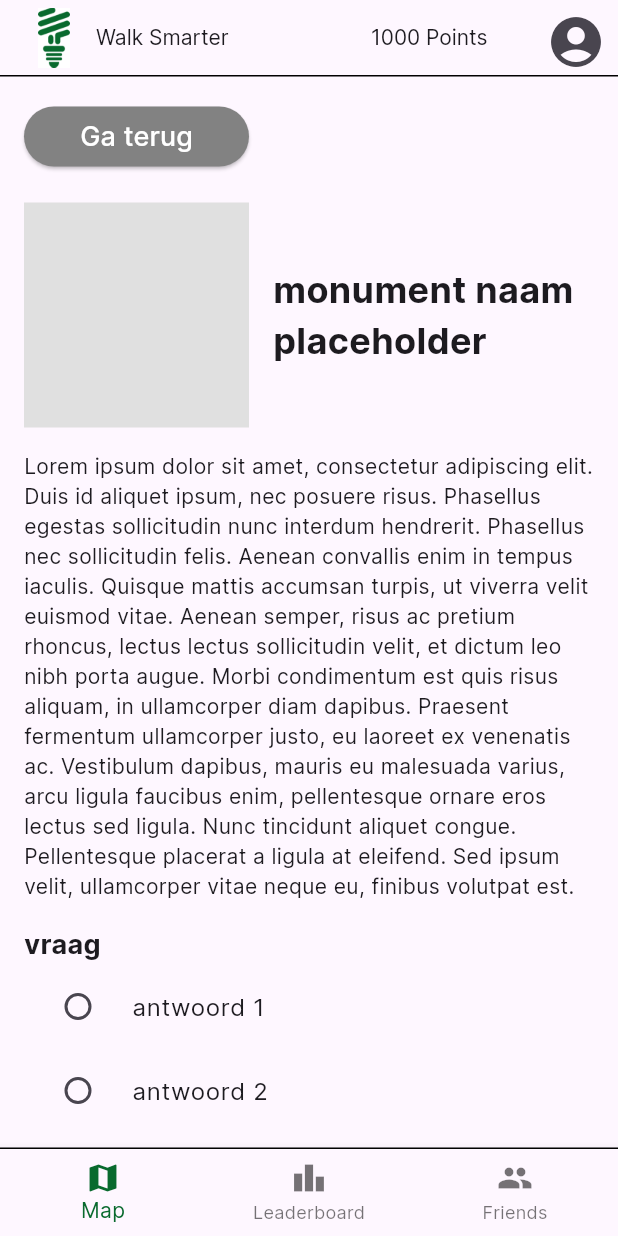
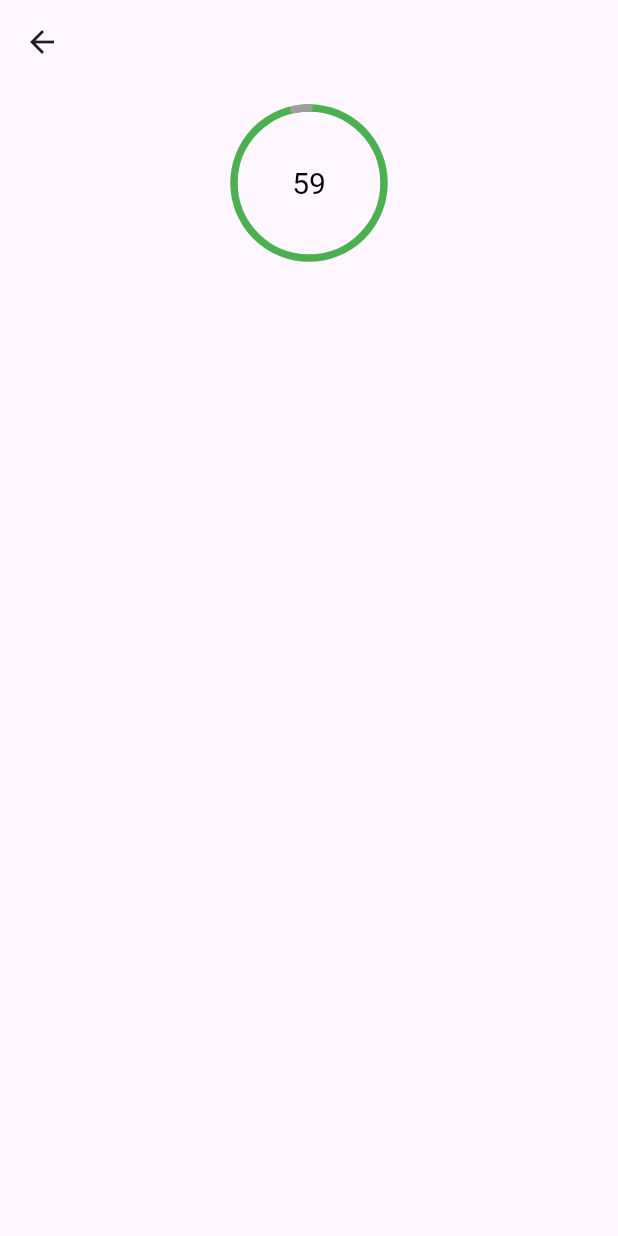
Before and after one commit to NHL-P4-INF1C/WalkSmarter, a Flutter app: the QuestionPage screen opened by its route, on a phone screen of 412 x 824 dp. Run offline on Flutter 3.47's test engine with Material 3 defaults, Android fonts, the phone set to English and light mode, and no system bars; our stand-ins replace pocketbase.

Commit message:
feat: removed old design of the question page and added the timer

```diff
--- a/lib/questionpage.dart
+++ b/lib/questionpage.dart
@@ -1,65 +1,97 @@
 import 'package:flutter/material.dart';
-import 'profilepage.dart';
+import 'dart:math' as math;
+
+class TimerPainter extends CustomPainter {
+  final Animation<double> animation;
+  final Color backgroundColor;
+  final Color color;
+
+  TimerPainter(
+    {
+    required this.animation,
+    required this.backgroundColor,
+    required this.color,
+    }
+  ) : super(repaint: animation);
+
+  @override
+  void paint(Canvas canvas, Size size) {
+    Paint paint = Paint()
+      ..color = backgroundColor
+      ..strokeWidth = 5.0
+      ..strokeCap = StrokeCap.round
+      ..style = PaintingStyle.stroke;
+
+    canvas.drawCircle(size.center(Offset.zero), size.width / 2, paint);
+
+    paint.color = color;
+    double progress = (1.0 - animation.value) * 2 * math.pi;
+    canvas.drawArc(
+      Rect.fromCircle(center: size.center(Offset.zero), radius: size.width / 2),
+      -math.pi / 2,
+      -progress,
+      false,
+      paint,
+    );
+
+    TextPainter textPainter = TextPainter(
+      text: TextSpan(
+        text: '${(animation.value * 60).ceil()}',
+        style: TextStyle(color: Colors.black, fontSize: 20.0),
+      ),
+      textDirection: TextDirection.ltr,
+    );
+    textPainter.layout();
+    textPainter.paint(canvas, Offset(size.width / 2 - textPainter.width / 2, size.height / 2 - textPainter.height / 2));
+  }
+
+  @override
+  bool shouldRepaint(TimerPainter oldDelegate) {
+    return animation.value != oldDelegate.animation.value ||
+        color != oldDelegate.color ||
+        backgroundColor != oldDelegate.backgroundColor;
+  }
+}
 
 class QuestionPage extends StatefulWidget {
   @override
   State<QuestionPage> createState() => _QuestionPageState();
 }
 
-class _QuestionPageState extends State<QuestionPage> {
-  int? _selectedOption;
+class _QuestionPageState extends State<QuestionPage> with SingleTickerProviderStateMixin {
+  late AnimationController _controller;
+  int duration = 60;
+
+  @override
+  void initState() {
+    super.initState();
+    _controller = AnimationController(
+      vsync: this,
+      duration: Duration(seconds: duration),
+    )..addListener(() {
+      setState(() {});
+    });
+
+    _controller.addStatusListener((status) {
+      if (status == AnimationStatus.completed) {
+        // logica mist nog
+      }
+    });
+
+    _controller.reverse(from: 1.0);
+  }
+
+  @override
+  void dispose() {
+    _controller.dispose();
+    super.dispose();
+  }
 
   @override
   Widget build(BuildContext context) {
     return Scaffold(
       appBar: AppBar(
-        automaticallyImplyLeading: false,
-        toolbarHeight: 50,
-        title: Row(
-          crossAxisAlignment: CrossAxisAlignment.center,
-          children: [
-            Image(
-              image: AssetImage('assets/walksmarterlogo.png'),
-              height: 40,
-              width: 40,
-            ),
-            SizedBox(width: 8),
-            Text(
-              'Walk Smarter',
-              style: TextStyle(fontSize: 14),
-            ),
-            Expanded(
-              child: Align(
-                alignment: Alignment.centerRight,
-                child: Padding(
-                  padding: const EdgeInsets.only(right: 15),
-                  child: Text(
-                    '1000 Points',
-                    style: TextStyle(fontSize: 14),
-                  ),
-                ),
-              ),
-            ),
-          ],
-        ),
-        actions: [
-          IconButton(
-            iconSize: 40,
-            icon: Icon(Icons.account_circle),
-            onPressed: () {
-              Navigator.of(context).push(MaterialPageRoute(
-                builder: (context) => ProfilePage(),
-              ));
-            },
-          ),
-        ],
-        bottom: PreferredSize(
-          preferredSize: Size.fromHeight(1.0),
-          child: Container(
-            color: Colors.black,
-            height: 1.0,
-          ),
-        ),
+        // Your AppBar code
       ),
       body: SingleChildScrollView(
         child: Padding(
@@ -67,110 +99,23 @@ class _QuestionPageState extends State<QuestionPage> {
           child: Column(
             crossAxisAlignment: CrossAxisAlignment.start,
             children: [
-              SizedBox(
-                width: 150,
-                child: ElevatedButton(
-                  onPressed: () {
-                    Navigator.pushNamed(
-                      context,
-                      '/homepage',
-                    );
-                  },
-                  style: ButtonStyle(
-                    backgroundColor: WidgetStateProperty.all(Color.fromARGB(255, 130, 130, 130)),
-                    foregroundColor: WidgetStateProperty.all(Colors.white),
+              Center(
+                child: CustomPaint(
+                  size: Size(100, 100),
+                  painter: TimerPainter(
+                    animation: _controller,
+                    backgroundColor: Colors.green,
+                    color: Colors.grey,
                   ),
-                  child: Text(
-                    "Ga terug",
-                    style: TextStyle(fontSize: 18),
-                    ),
                 ),
               ),
               SizedBox(height: 20),
-              Row(
-                children: [
-                  Container(
-                    height: 150,
-                    width: 150,
-                    color: Colors.grey[300], // placeholder voor foto
-                  ),
-                  SizedBox(width: 16),
-                  Expanded(
-                    child: Text(
-                      'monument naam placeholder',
-                      style: TextStyle(fontSize: 24, fontWeight: FontWeight.bold),
-                    ),
-                  ),
-                ],
-              ),
-              SizedBox(height: 16),
-              Text(
-                'Lorem ipsum dolor sit amet, consectetur adipiscing elit. Duis id aliquet ipsum, nec posuere risus. Phasellus egestas sollicitudin nunc interdum hendrerit. Phasellus nec sollicitudin felis. Aenean convallis enim in tempus iaculis. Quisque mattis accumsan turpis, ut viverra velit euismod vitae. Aenean semper, risus ac pretium rhoncus, lectus lectus sollicitudin velit, et dictum leo nibh porta augue. Morbi condimentum est quis risus aliquam, in ullamcorper diam dapibus. Praesent fermentum ullamcorper justo, eu laoreet ex venenatis ac. Vestibulum dapibus, mauris eu malesuada varius, arcu ligula faucibus enim, pellentesque ornare eros lectus sed ligula. Nunc tincidunt aliquet congue. Pellentesque placerat a ligula at eleifend. Sed ipsum velit, ullamcorper vitae neque eu, finibus volutpat est.',
-                style: TextStyle(fontSize: 14),
-              ),
-              SizedBox(height: 16),
-              Text(
-                'vraag',
-                style: TextStyle(fontSize: 18, fontWeight: FontWeight.bold),
-              ),
-              Column(
-                children: List.generate(3, (index) {
-                  return RadioListTile<int>(
-                    title: Text('antwoord ${index + 1}'),
-                    value: index,
-                    groupValue: _selectedOption,
-                    onChanged: (int? value) {
-                      setState(() {
-                        _selectedOption = value;
-                      });
-                    },
-                  );
-                }),
-              ),
-              SizedBox(height: 16),
-              Center(
-                child: ElevatedButton(
-                  onPressed: () {
-                    // logica om vraag te controleren mist nog
-                  },
-                  style: ButtonStyle(
-                    backgroundColor: WidgetStateProperty.all<Color>(const Color.fromARGB(255, 23, 113, 26)),
-                    foregroundColor: WidgetStateProperty.all<Color>(Colors.white),
-                  ),
-                  child: Text('Vraag controleren'),
-                ),
-              ),
+              // Other widgets in the body
             ],
           ),
         ),
       ),
-      bottomNavigationBar: BottomNavigationBar(
-        items: const <BottomNavigationBarItem>[
-          BottomNavigationBarItem(
-            icon: Icon(Icons.map),
-            label: 'Map',
-          ),
-          BottomNavigationBarItem(
-            icon: Icon(Icons.leaderboard),
-            label: 'Leaderboard',
-          ),
-          BottomNavigationBarItem(
-            icon: Icon(Icons.group),
-            label: 'Friends',
-          ),
-        ],
-
-        selectedItemColor: Color(int.parse('0xFF096A2E')),
-        onTap: (index) {
-        },
-      ),
-      bottomSheet: PreferredSize(
-        preferredSize: Size.fromHeight(1.0),
-        child: Container(
-          color: Colors.black,
-          height: 1.0,
-        ),
-      ),
+      // Other parts of your Scaffold
     );
   }
 }
```
